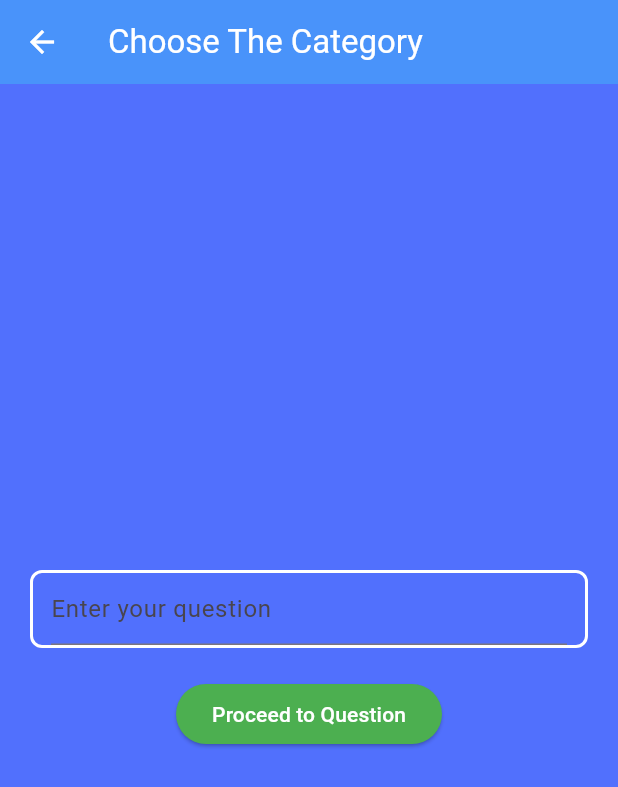
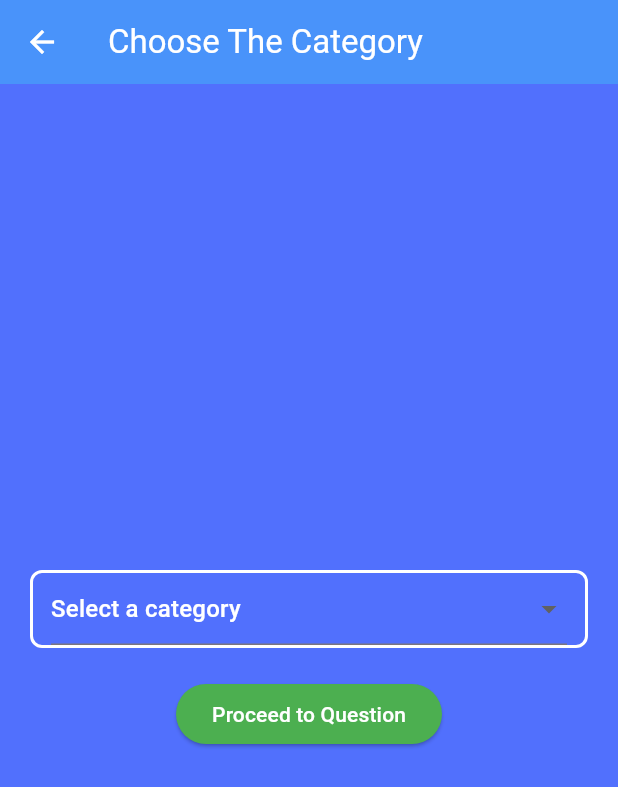
Before and after one commit to iradukunda12/Quiz_App, a Flutter app: the FormScreen screen opened directly, on a phone screen of 412 x 824 dp. Shown: the top 787 px of the screen. Run offline on Flutter 3.47's test engine with Material 3 defaults, Android fonts, the phone set to English and light mode, and no system bars; our stand-ins replace appinio_swiper, flip_card, hive, hive_flutter, quickalert, shared_preferences and 1 more; missing offline and left inert: widget_state_notifier; accounts and stored records are empty.

Commit message:
added the question form and the floating button and the category page

```diff
--- a/lib/views/categoryview.dart
+++ b/lib/views/categoryview.dart
@@ -1,6 +1,4 @@
 import 'package:flashcards_quiz/main.dart';
-import 'package:flashcards_quiz/utils/utils.dart';
-import 'package:flashcards_quiz/views/widgetview.dart';
 import 'package:flutter/material.dart';
 
 import 'registerquestions.dart';
@@ -27,8 +25,6 @@ class FormScreen extends StatefulWidget {
 
 class _FormScreenState extends State<FormScreen> {
   String? _selectedCategory;
-
-  TextEditingController _categoryController = TextEditingController();
 
   @override
   Widget build(BuildContext context) {
@@ -65,59 +61,41 @@ class _FormScreenState extends State<FormScreen> {
                     width: 2.0,
                   ),
                 ),
-                child:
-
-                TextField(
-                  controller: _categoryController,
-                  decoration: InputDecoration(
-                    hintText: 'Enter your question',
+                child: DropdownButtonFormField<String>(
+                  iconDisabledColor: Colors.white,
+                  dropdownColor: Colors.white,
+                  value: _selectedCategory,
+                  hint: Text(
+                    'Select a category',
+                    style: TextStyle(color: Colors.white),
                   ),
+                  onChanged: (String? newValue) {
+                    setState(() {
+                      _selectedCategory = newValue;
+                    });
+                  },
+                  items: <String>[
+                    'Widget',
+                    'StateManagement',
+                    'layout & ui',
+                    'Navigation',
+                  ].map<DropdownMenuItem<String>>((String value) {
+                    return DropdownMenuItem<String>(
+                      value: value,
+                      child: Text(value),
+                    );
+                  }).toList(),
                 ),
-                // DropdownButtonFormField<String>(
-                //   iconDisabledColor: Colors.white,
-                //   dropdownColor: Colors.white,
-                //   value: _selectedCategory,
-                //   hint: Text(
-                //     'Select a category',
-                //     style: TextStyle(color: Colors.white),
-                //   ),
-                //   onChanged: (String? newValue) {
-                //     setState(() {
-                //       _selectedCategory = newValue;
-                //     });
-                //   },
-                //   items: <String>[
-                //     'Widget',
-                //     'StateManagement',
-                //     'layout & ui',
-                //     'Navigation',
-                //   ].map<DropdownMenuItem<String>>((String value) {
-                //     return DropdownMenuItem<String>(
-                //       value: value,
-                //       child: Text(value),
-                //     );
-                //   }).toList(),
-                // ),
-
-
-
-
-
               ),
               SizedBox(height: 20.0),
               ElevatedButton(
                 onPressed: () {
-
-                  if(_categoryController.text.isNotEmpty) {
-                    Navigator.push(
-                      context,
-                      MaterialPageRoute(
-                        builder: (context) => WidgetView(_categoryController.text),
-                      ),
-                    );
-                  }else{
-                    showSnackBar(context, "Enter the category name");
-                  }
+                  Navigator.push(
+                    context,
+                    MaterialPageRoute(
+                      builder: (context) => RegisterQuestion(),
+                    ),
+                  );
                 },
                 child: Text(
                   'Proceed to Question',
```
Also changed, not shown: lib/views/home_screen.dart (+16 -1 lines), lib/views/registerquestions.dart (+12 -59 lines).
